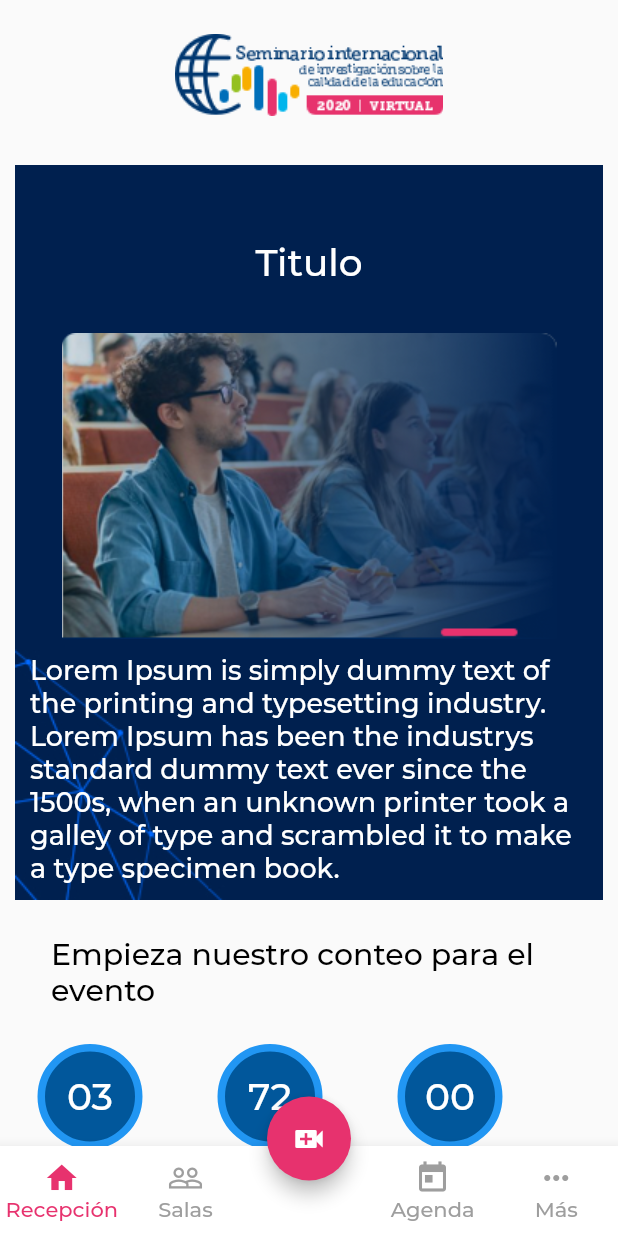
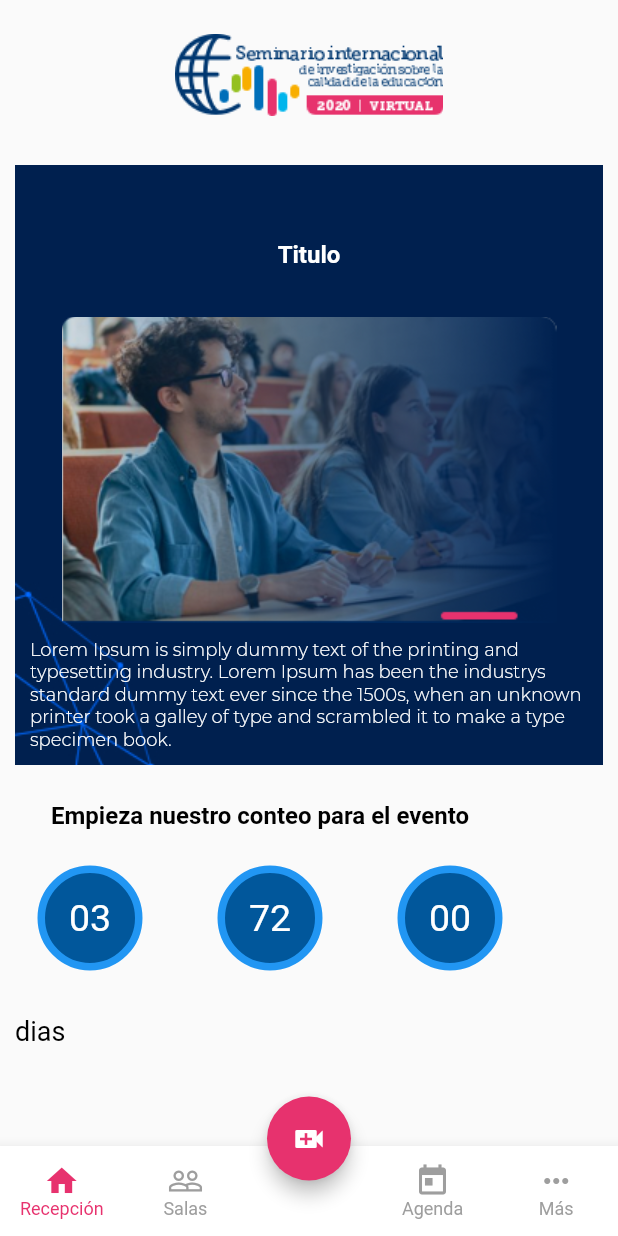
Before and after one commit to sdtorresl/icfesapp, a Flutter app: the screen it shows after launch, on a phone screen of 412 x 824 dp. Run offline on Flutter 3.47's test engine with Material 2 defaults, Android fonts, the phone set to English and light mode, and no system bars; Roboto replaces fonts that are missing (MontserratMedium, MontserratRegular, PoppinsMedium); project files that could hold a hidden picture were left out.

Commit message:
rooms and change text

```diff
--- a/lib/main.dart
+++ b/lib/main.dart
@@ -38,17 +38,45 @@ class IcfesApp extends StatelessWidget {
           ),
         ),
         textTheme: TextTheme(
-          headline1: TextStyle(fontSize: 20.0, fontFamily: 'Poppins'),
-          headline2: TextStyle(fontSize: 19.0, fontFamily: 'Poppins'),
-          headline3: TextStyle(fontSize: 18.0, fontFamily: 'Poppins'),
+          headline1: TextStyle(
+              fontSize: 16.0,
+              fontFamily: 'Poppinsmedium',
+              color: Colors.white,
+              fontWeight: FontWeight.bold),
+          headline2: TextStyle(
+            fontSize: 16.0,
+            fontFamily: 'PoppinsMedium',
+            color: Colors.black,
+            fontWeight: FontWeight.bold,
+          ),
+          headline3: TextStyle(
+            fontSize: 14.0,
+            fontFamily: 'Poppins',
+            color: Colors.black,
+          ),
           headline4: TextStyle(fontSize: 17.0, fontFamily: 'Poppins'),
           headline5: TextStyle(fontSize: 16.0, fontFamily: 'Poppins'),
-          bodyText1: TextStyle(fontSize: 14.0, fontFamily: 'MontserratLight'),
-          bodyText2: TextStyle(fontSize: 14.0, fontFamily: 'Montserrat'),
-          subtitle1: TextStyle(fontSize: 12.0, fontFamily: 'Montserrat'),
-          subtitle2: TextStyle(fontSize: 12.0, fontFamily: 'Montserrat'),
-          caption: TextStyle(fontSize: 14.0, fontFamily: 'Montserrat'),
-          button: TextStyle(fontSize: 14.0, fontFamily: 'Montserrat'),
+          bodyText1: TextStyle(
+            fontSize: 12.0,
+            fontFamily: 'MontserratLight',
+            color: Colors.white,
+          ),
+          bodyText2: TextStyle(fontSize: 12.0, fontFamily: 'MontserratRegular'),
+          subtitle1: TextStyle(
+            fontSize: 12.0,
+            fontFamily: 'MontserratMedium',
+            color: Colors.black87,
+          ),
+          subtitle2: TextStyle(fontSize: 12.0, fontFamily: 'MontserratRegular'),
+          caption: TextStyle(
+            fontSize: 25.0,
+            fontFamily: 'MontserratMedium',
+            color: Colors.white,
+          ),
+          button: TextStyle(
+            fontSize: 10.0,
+            fontFamily: 'Montserralight',
+          ),
         ),
       ),
       home: HomePage(),
--- a/lib/page/lobby_page.dart
+++ b/lib/page/lobby_page.dart
@@ -18,10 +18,10 @@ class LobbyPage extends StatelessWidget {
       child: ListView(
         padding: EdgeInsets.all(10.0),
         children: <Widget>[
-          _mainstart(),
-          _mainTitle(),
-          _watch(),
-          _dateWatch(),
+          _mainstart(context),
+          _mainTitle(context),
+          _watch(context),
+          _dateWatch(context),
           SizedBox(height: 30.0),
           ExpansionCard(
             title: "Ejemplo",
@@ -49,12 +49,16 @@ class LobbyPage extends StatelessWidget {
   }
 }
 
-Widget _mainstart() {
+Widget _mainstart(context) {
   final card = Container(
     child: Column(
       children: <Widget>[
         Container(padding: EdgeInsets.all(25)),
-        Center(child: Text('Titulo', style: textstyle)),
+        Center(
+            child: Text(
+          'Titulo',
+          style: Theme.of(context).textTheme.headline1,
+        )),
         Container(
           padding: EdgeInsets.all(16),
         ),
@@ -63,7 +67,7 @@ Widget _mainstart() {
             padding: EdgeInsets.all(10),
             child: Text(
               'Lorem Ipsum is simply dummy text of the printing and typesetting industry. Lorem Ipsum has been the industrys standard dummy text ever since the 1500s, when an unknown printer took a galley of type and scrambled it to make a type specimen book. ',
-              style: textstyle2,
+              style: Theme.of(context).textTheme.bodyText1,
             ))
       ],
     ),
@@ -82,17 +86,17 @@ Widget _mainstart() {
   );
 }
 
-Widget _mainTitle() {
+Widget _mainTitle(context) {
   return Container(
     padding: EdgeInsets.all(24),
     child: Text(
       "Empieza nuestro conteo para el evento",
-      style: textstyle4,
+      style: Theme.of(context).textTheme.headline2,
     ),
   );
 }
 
-Widget _watch() {
+Widget _watch(context) {
   return Container(
     child: Row(
       children: <Widget>[
@@ -116,7 +120,7 @@ Widget _watch() {
                       children: <Widget>[
                         Text(
                           '03',
-                          style: textstyle,
+                          style: Theme.of(context).textTheme.caption,
                         ),
                       ],
                     ),
@@ -146,7 +150,7 @@ Widget _watch() {
                       children: <Widget>[
                         Text(
                           '72',
-                          style: textstyle,
+                          style: Theme.of(context).textTheme.caption,
                         ),
                       ],
                     ),
@@ -177,7 +181,7 @@ Widget _watch() {
                       children: <Widget>[
                         Text(
                           '00',
-                          style: textstyle,
+                          style: Theme.of(context).textTheme.caption,
                         ),
                       ],
                     ),
@@ -192,7 +196,7 @@ Widget _watch() {
   );
 }
 
-Widget _dateWatch() {
+Widget _dateWatch(context) {
   return Container(
     child: Row(
       children: <Widget>[
```
Also changed, not shown: lib/page/rooms_page.dart (+55 -2 lines), pubspec.lock.
